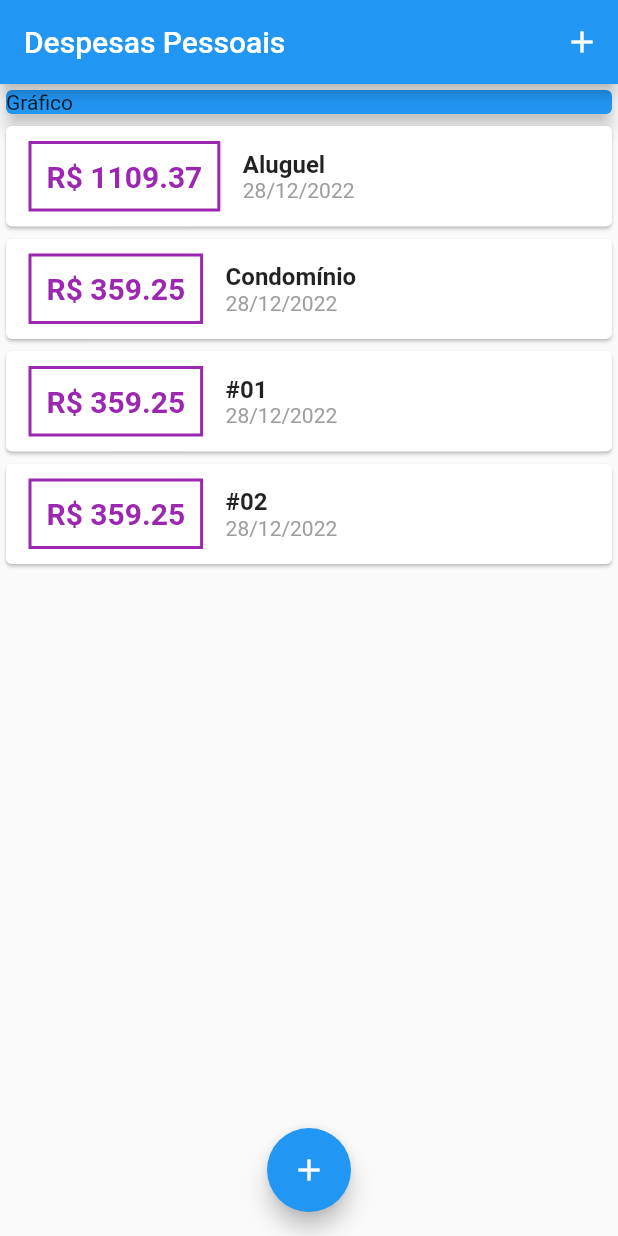
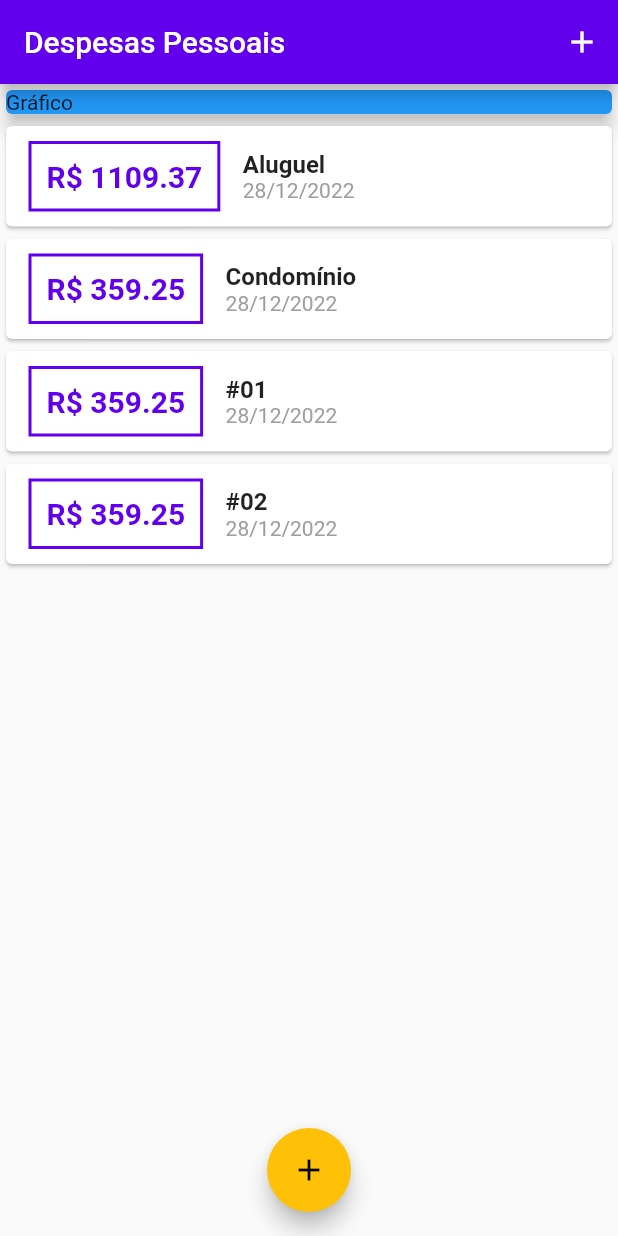
Before and after one commit to teilorbarcelos/personal-expenses-flutter, a Flutter app: the screen it shows after launch, on a phone screen of 412 x 824 dp. Run offline on Flutter 3.47's test engine with Material 2 defaults, Android fonts, the light colour scheme and no system bars.

Commit message:
primary and secondary theme colors added

```diff
--- a/lib/components/transaction_list.dart
+++ b/lib/components/transaction_list.dart
@@ -21,14 +21,14 @@ class TransactionList extends StatelessWidget {
                 Container(
                   margin: EdgeInsets.symmetric(horizontal: 15, vertical: 10),
                   decoration: BoxDecoration(
-                      border: Border.all(color: Colors.purple, width: 2)),
+                      border: Border.all(color: Theme.of(context).colorScheme.primary, width: 2)),
                   padding: EdgeInsets.all(10),
                   child: Text(
                     'R\$ ${transactionItem.value.toStringAsFixed(2)}',
                     style: TextStyle(
                         fontWeight: FontWeight.bold,
                         fontSize: 20,
-                        color: Colors.purple),
+                        color: Theme.of(context).colorScheme.primary),
                   ),
                 ),
                 Column(
--- a/lib/main.dart
+++ b/lib/main.dart
@@ -14,6 +14,10 @@ class ExpensesApp extends StatelessWidget {
   Widget build(BuildContext context) {
     return MaterialApp(
       home: MyHomePage(),
+      theme: ThemeData(
+        primarySwatch: Colors.purple,
+        colorScheme: ColorScheme.light(secondary: Colors.amber),
+      ),
     );
   }
 }
```
